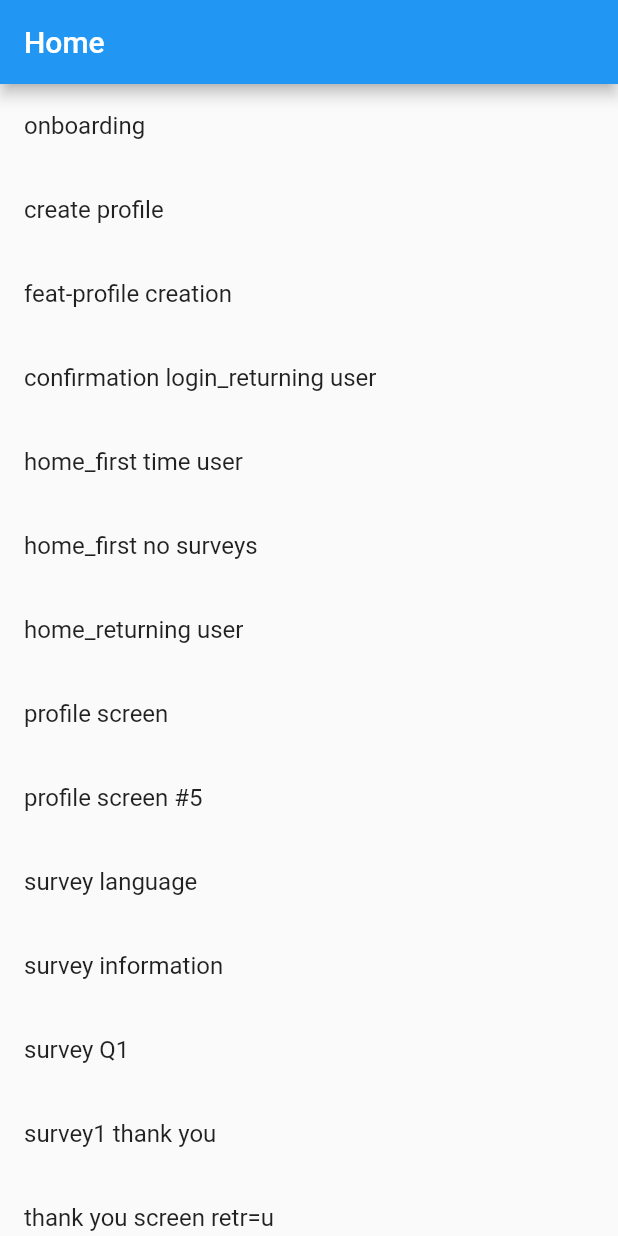
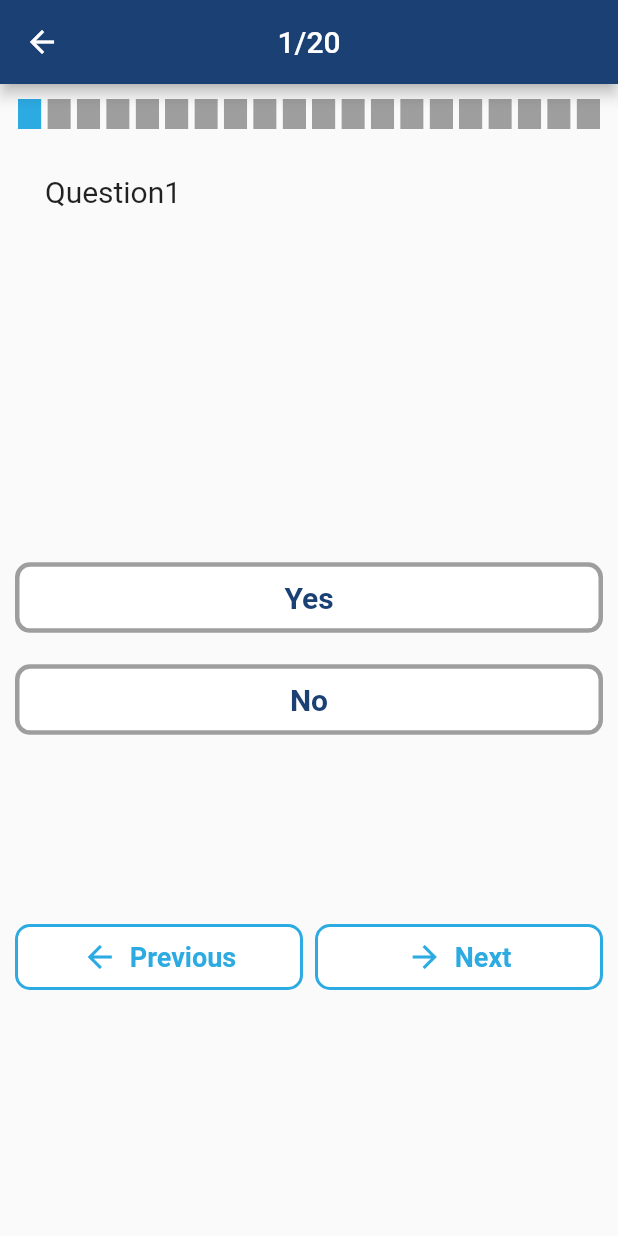
Before and after one commit to slavefreetrade/libertas_people, a Flutter app: the screen it shows after launch, after a tap on "survey Q1", on a phone screen of 412 x 824 dp. Run offline on Flutter 3.47's test engine with Material 2 defaults, Android fonts, the phone set to English and light mode, and no system bars; drawn by our look-alikes of step_progress_indicator; our stand-ins replace percent_indicator.

Commit message:
implemented survey related pages

```diff
--- a/lib/main.dart
+++ b/lib/main.dart
@@ -1,4 +1,7 @@
 import 'package:flutter/material.dart';
+import 'package:libertaspeople/pages/survey_question_page.dart';
+import 'package:libertaspeople/pages/survey_thankyou_page.dart';
+import 'package:libertaspeople/pages/thankyou_page.dart';
 
 import 'pages/ui_development_page.dart';
 
@@ -15,7 +18,14 @@ class MyApp extends StatelessWidget {
         primarySwatch: Colors.blue,
         visualDensity: VisualDensity.adaptivePlatformDensity,
       ),
-      home: UIDevelopmentPage(),
+      // home: UIDevelopmentPage(),
+      initialRoute: '/',
+      routes: {
+        '/': (ctx) => UIDevelopmentPage(),
+        SurveyQuestionPage.routeName: (ctx) => SurveyQuestionPage(),
+        ThankyouPage.routeName: (ctx) => ThankyouPage(),
+        SurveyThankyouPage.routeName: (ctx) => SurveyThankyouPage()
+      },
     );
   }
 }
--- /dev/null
+++ b/lib/pages/survey_question_page.dart
@@ -0,0 +1,226 @@
+import 'package:flutter/material.dart';
+import 'package:libertaspeople/constants/colors.dart';
+import 'package:step_progress_indicator/step_progress_indicator.dart';
+
+class SurveyQuestionPage extends StatefulWidget {
+  static const routeName = '/survey-question-page';
+
+  SurveyQuestionPage();
+
+  @override
+  _SurveyQuestionPageState createState() => _SurveyQuestionPageState();
+}
+
+class _SurveyQuestionPageState extends State<SurveyQuestionPage> {
+  var incr = 0;
+  bool _toggleYes = false;
+  bool _toggleNo = false;
+  bool _toggleNext = false;
+  bool _togglePrev = false;
+  var _attemptedQuestion = 1;
+  final _totalQuestion = 20;
+
+  Future<bool> _onBackPressed() {
+    return showDialog(
+          context: context,
+          builder: (context) => AlertDialog(
+            title: const Text(
+              'Are you sure want to leave?',
+              textAlign: TextAlign.center,
+            ),
+            content: const Text(
+              'It will only take a couple more minutes to finish.If you leave,your answers will be saved.',
+            ),
+            actions: <Widget>[
+              GestureDetector(
+                onTap: () => Navigator.of(context).pop(false),
+                child: const Text(
+                  "Continue",
+                  style: const TextStyle(
+                      color: ColorConstants.blueAboutPage, fontSize: 17),
+                ),
+              ),
+              SizedBox(height: 16),
+              GestureDetector(
+                onTap: () => Navigator.of(context).pop(true),
+                child: const Text(
+                  "Leave",
+                  style: const TextStyle(
+                      color: ColorConstants.blueAboutPage, fontSize: 17),
+                ),
+              ),
+            ],
+          ),
+        ) ??
+        false;
+  }
+
+  @override
+  Widget build(BuildContext context) {
+    double width = MediaQuery.of(context).size.width;
+    double height = MediaQuery.of(context).size.height;
+    return WillPopScope(
+      onWillPop: _onBackPressed,
+      child: Scaffold(
+          appBar: AppBar(
+            backgroundColor: ColorConstants.darkBlue,
+            title: Text("$_attemptedQuestion/$_totalQuestion"),
+            centerTitle: true,
+          ),
+          body: Container(
+            width: width,
+            height: height,
+            child: Padding(
+              padding: const EdgeInsets.all(10.0),
+              child: Column(
+                crossAxisAlignment: CrossAxisAlignment.stretch,
+                children: [
+                  StepProgressIndicator(
+                    totalSteps: _totalQuestion,
+                    currentStep: _attemptedQuestion,
+                    size: 20,
+                    selectedColor: ColorConstants.lightBlue,
+                    unselectedColor: Colors.grey,
+                  ),
+                  Container(
+                    padding: const EdgeInsets.symmetric(
+                        vertical: 30, horizontal: 20),
+                    height: height * 0.35,
+                    child: Text(
+                      "Question1",
+                      style: const TextStyle(fontSize: 20),
+                    ),
+                  ),
+                  FlatButton(
+                    onPressed: () {
+                      setState(() {
+                        _toggleYes = true;
+                        _toggleNo = false;
+                      });
+                    },
+                    padding: const EdgeInsets.all(12.0),
+                    color: _toggleYes
+                        ? ColorConstants.darkBlue
+                        : ColorConstants.white,
+                    child: Text(
+                      "Yes",
+                      style: TextStyle(
+                          fontSize: 20,
+                          color: _toggleYes
+                              ? ColorConstants.white
+                              : ColorConstants.darkBlue,
+                          fontWeight: FontWeight.bold),
+                    ),
+                    shape: RoundedRectangleBorder(
+                        side: BorderSide(
+                            color: Colors.grey,
+                            width: 3,
+                            style: BorderStyle.solid),
+                        borderRadius: BorderRadius.circular(10)),
+                  ),
+                  const SizedBox(
+                    height: 20,
+                  ),
+                  FlatButton(
+                    onPressed: () {
+                      setState(() {
+                        _toggleNo = true;
+                        _toggleYes = false;
+                      });
+                    },
+                    padding: const EdgeInsets.all(12.0),
+                    color: _toggleNo
+                        ? ColorConstants.darkBlue
+                        : ColorConstants.white,
+                    child: Text(
+                      "No",
+                      style: TextStyle(
+                          fontSize: 20,
+                          color: _toggleNo
+                              ? ColorConstants.white
+                              : ColorConstants.darkBlue,
+                          fontWeight: FontWeight.bold),
+                    ),
+                    shape: RoundedRectangleBorder(
+                        side: BorderSide(
+                            color: Colors.grey,
+                            width: 3,
+                            style: BorderStyle.solid),
+                        borderRadius: BorderRadius.circular(10)),
+                  ),
+                  Padding(
+                    padding: EdgeInsets.only(top: height * 0.15),
+                    child: Row(
+                      children: [
+                        Expanded(
+                          child: FlatButton.icon(
+                            icon: const Icon(Icons.arrow_back),
+                            onPressed: () {
+                              setState(() {
+                                _togglePrev = true;
+                                _toggleNext = false;
+                              });
+                            },
+                            padding: const EdgeInsets.all(10.0),
+                            textColor: _togglePrev
+                                ? ColorConstants.white
+                                : ColorConstants.lightBlue,
+                            color: _togglePrev
+                                ? ColorConstants.lightBlue
+                                : ColorConstants.white,
+                            label: const Text(
+                              "Previous",
+                              style: const TextStyle(
+                                  fontSize: 18, fontWeight: FontWeight.bold),
+                            ),
+                            shape: RoundedRectangleBorder(
+                                side: BorderSide(
+                                    color: ColorConstants.lightBlue,
+                                    width: 2,
+                                    style: BorderStyle.solid),
+                                borderRadius: BorderRadius.circular(10)),
+                          ),
+                        ),
+                        const SizedBox(
+                          width: 8,
+                        ),
+                        Expanded(
+                          child: FlatButton.icon(
+                            icon: const Icon(Icons.arrow_forward),
+                            onPressed: () {
+                              setState(() {
+                                _toggleNext = true;
+                                _togglePrev = false;
+                                _attemptedQuestion = _attemptedQuestion + 1;
+                              });
+                            },
+                            padding: const EdgeInsets.all(10.0),
+                            textColor: _toggleNext
+                                ? ColorConstants.white
+                                : ColorConstants.lightBlue,
+                            color: _toggleNext
+                                ? ColorConstants.lightBlue
+                                : ColorConstants.white,
+                            label: const Text(
+                              "Next",
+                              style: const TextStyle(
+                                  fontSize: 18, fontWeight: FontWeight.bold),
+                            ),
+                            shape: RoundedRectangleBorder(
+                                side: BorderSide(
+                                    color: ColorConstants.lightBlue,
+                                    width: 2,
+                                    style: BorderStyle.solid),
+                                borderRadius: BorderRadius.circular(10)),
+                          ),
+                        ),
+                      ],
+                    ),
+                  )
+                ],
+              ),
+            ),
+          )),
+    );
+  }
+}
--- a/lib/pages/ui_development_page.dart
+++ b/lib/pages/ui_development_page.dart
@@ -1,6 +1,10 @@
 import 'package:flutter/material.dart';
+import 'package:libertaspeople/pages/survey_question_page.dart';
+import 'package:libertaspeople/pages/survey_thankyou_page.dart';
+import 'package:libertaspeople/pages/thankyou_page.dart';
 
 class UIDevelopmentPage extends StatefulWidget {
+  static const routeName = '/home';
   @override
   _UIDevelopmentPageState createState() => _UIDevelopmentPageState();
 }
@@ -32,7 +36,6 @@ class _UIDevelopmentPageState extends State<UIDevelopmentPage> {
                 print("nav to workplace id page");
               },
             ),
-
             ListTile(
               title: Text("confirmation login_returning user"),
               onTap: () {
@@ -84,6 +87,7 @@ class _UIDevelopmentPageState extends State<UIDevelopmentPage> {
             ListTile(
               title: Text("survey Q1"),
               onTap: () {
+                Navigator.of(context).pushNamed(SurveyQuestionPage.routeName);
                 print("nav to survey Q1 page");
               },
             ),
@@ -91,11 +95,13 @@ class _UIDevelopmentPageState extends State<UIDevelopmentPage> {
               title: Text("survey1 thank you"),
               onTap: () {
                 print("nav to survey1 thank you page");
+                Navigator.of(context).pushNamed(SurveyThankyouPage.routeName);
               },
             ),
             ListTile(
               title: Text("thank you screen retr=u"),
               onTap: () {
+                Navigator.of(context).pushNamed(ThankyouPage.routeName);
                 print("nav to _ page");
               },
             ),
--- a/pubspec.yaml
+++ b/pubspec.yaml
@@ -26,6 +26,8 @@ dependencies:
 
   path_provider: ^1.6.14
   uuid: 2.2.2
+  step_progress_indicator: ^0.2.4+7
+  percent_indicator: "^2.1.7"
 
 
 
@@ -51,7 +53,9 @@ flutter:
 
 
   assets:
-    - assets/
+    - assets/iconthankyou.png
+    - assets/iconcalendar.png
+    - assets/iconbell.png
   # To add assets to your application, add an assets section, like this:
   # assets:
   #   - images/a_dot_burr.jpeg
```
Also changed, not shown: lib/pages/survey_thankyou_page.dart (added, +121 -0 lines), lib/pages/thankyou_page.dart (added, +134 -0 lines), assets/iconbell.png (added), assets/iconcalendar.png (added), assets/iconthankyou.png (added), pubspec.lock.
